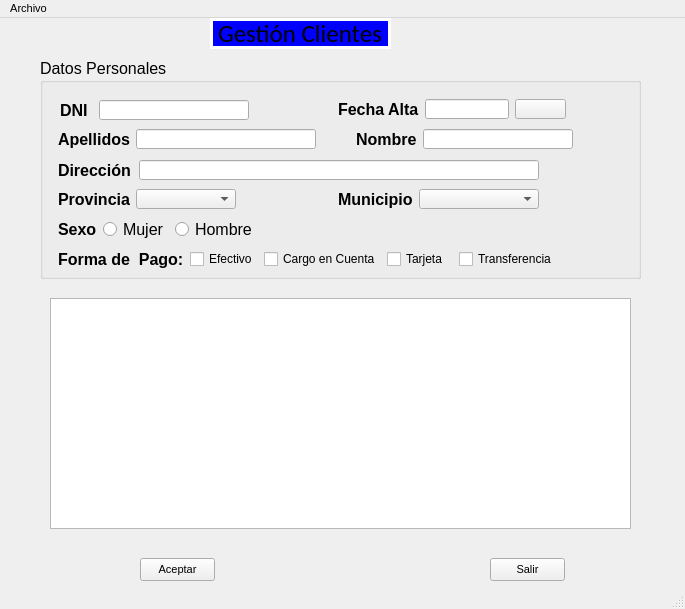
Old version of the form window.ui in the repository adrianv2001/vidalperez.
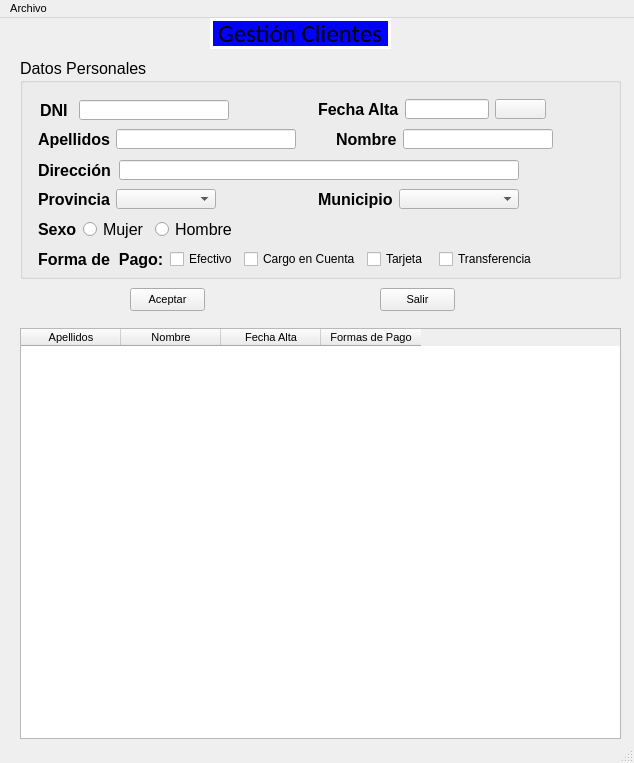
New version of the form. Icons and pictures are not drawn.

Commit message: Calendario Funcionando Letras Capitales funcionando

The edit to the form file:
```diff
--- a/window.ui
+++ b/window.ui
@@ -6,8 +6,8 @@
    <rect>
     <x>0</x>
     <y>0</y>
-    <width>685</width>
-    <height>609</height>
+    <width>634</width>
+    <height>763</height>
    </rect>
   </property>
   <property name="font">
@@ -63,8 +63,8 @@
    <widget class="QPushButton" name="btnAceptar">
     <property name="geometry">
      <rect>
-      <x>140</x>
-      <y>540</y>
+      <x>130</x>
+      <y>270</y>
       <width>75</width>
       <height>23</height>
      </rect>
@@ -76,8 +76,8 @@
    <widget class="QPushButton" name="btnSalir">
     <property name="geometry">
      <rect>
-      <x>490</x>
-      <y>540</y>
+      <x>380</x>
+      <y>270</y>
       <width>75</width>
       <height>23</height>
      </rect>
@@ -95,7 +95,7 @@
    <widget class="QGroupBox" name="groupBox">
     <property name="geometry">
      <rect>
-      <x>40</x>
+      <x>20</x>
       <y>40</y>
       <width>601</width>
       <height>221</height>
@@ -786,15 +786,35 @@
      </layout>
     </widget>
    </widget>
-   <widget class="QListView" name="listView">
+   <widget class="QTableWidget" name="tableWidget">
     <property name="geometry">
      <rect>
-      <x>50</x>
-      <y>280</y>
-      <width>581</width>
-      <height>231</height>
+      <x>20</x>
+      <y>310</y>
+      <width>601</width>
+      <height>411</height>
      </rect>
     </property>
+    <column>
+     <property name="text">
+      <string>Apellidos</string>
+     </property>
+    </column>
+    <column>
+     <property name="text">
+      <string>Nombre</string>
+     </property>
+    </column>
+    <column>
+     <property name="text">
+      <string>Fecha Alta</string>
+     </property>
+    </column>
+    <column>
+     <property name="text">
+      <string>Formas de Pago</string>
+     </property>
+    </column>
    </widget>
   </widget>
   <widget class="QMenuBar" name="menubar">
@@ -802,7 +822,7 @@
     <rect>
      <x>0</x>
      <y>0</y>
-     <width>685</width>
+     <width>634</width>
      <height>21</height>
     </rect>
    </property>
```
The commit also changes 1 other file.
